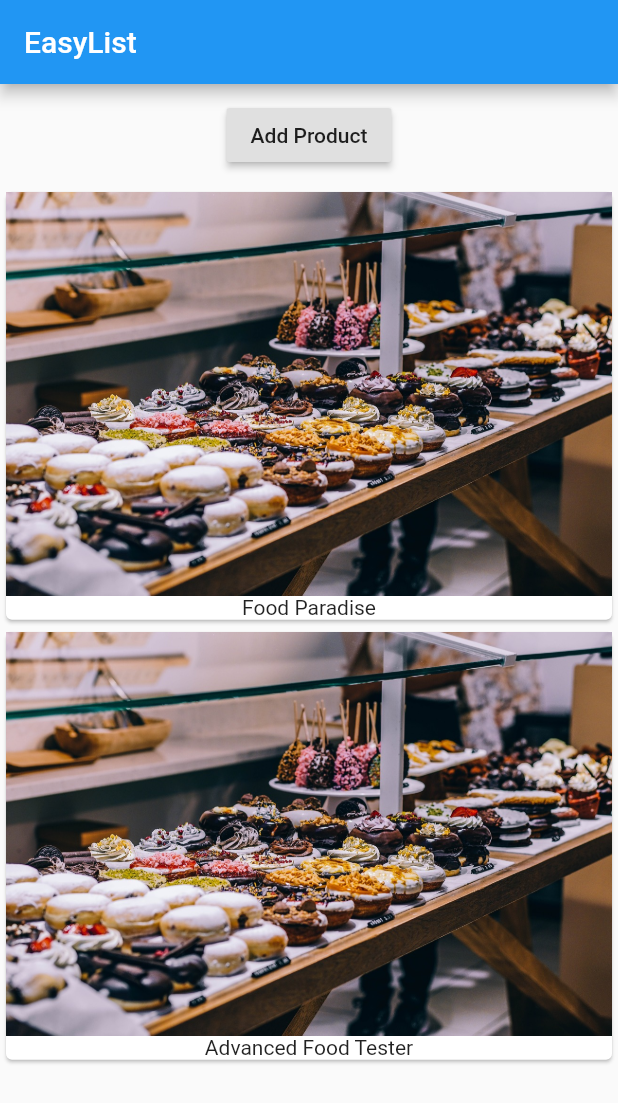
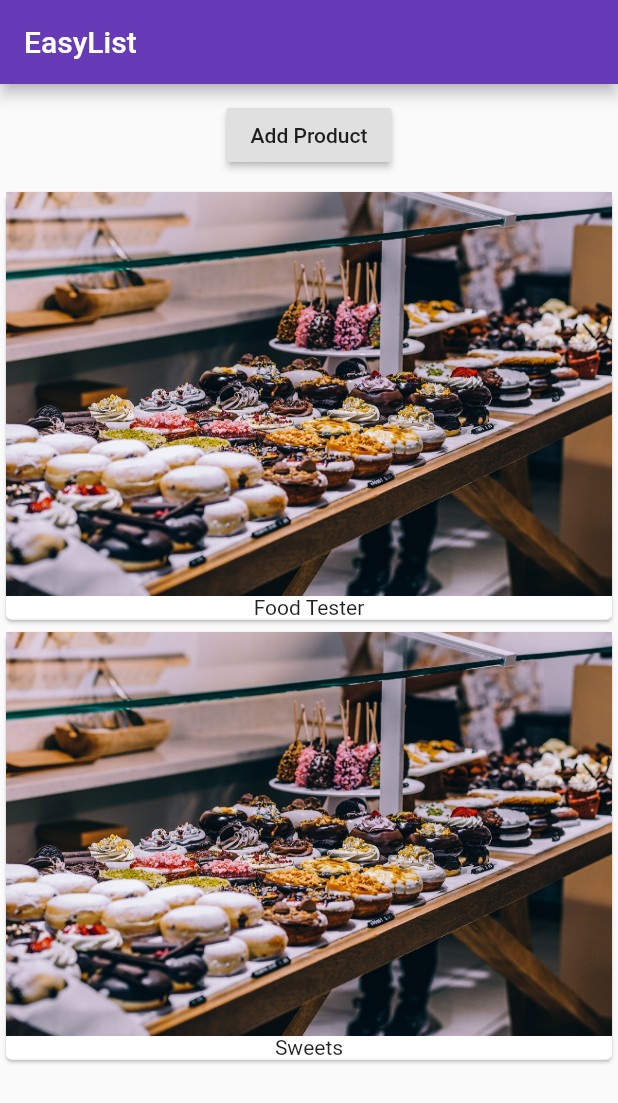
Before and after one commit to oBrajan/flutter_course, a Flutter app: the screen it shows after launch, after a tap on "Add Product", on a phone screen of 412 x 824 dp. Shown: the top 1103 px of the screen. Run offline on Flutter 3.47's test engine with Material 2 defaults, Android fonts, the phone set to English and light mode, and no system bars.

Commit message:
Part 2 done

```diff
--- a/lib/main.dart
+++ b/lib/main.dart
@@ -7,11 +7,15 @@ class MyApp extends StatelessWidget {
   @override
   Widget build(BuildContext context) {
     return MaterialApp(
+      theme: ThemeData(
+          brightness: Brightness.light,
+          primarySwatch: Colors.deepOrange,
+          primaryColor: Colors.deepPurple),
       home: Scaffold(
           appBar: AppBar(
             title: Text('EasyList'),
           ),
-          body: ProductManager()),
+          body: ProductManager('Food Tester')),
     );
   }
 }
--- /dev/null
+++ b/lib/product_control.dart
@@ -0,0 +1,17 @@
+import 'package:flutter/material.dart';
+
+class ProductControl extends StatelessWidget {
+  final Function addProduct;
+
+  ProductControl(this.addProduct);
+
+  @override
+  Widget build(BuildContext context) {
+    return RaisedButton(
+      onPressed: () {
+        addProduct('Sweets');
+      },
+      child: Text('Add Product'),
+    );
+  }
+}
--- a/lib/product_manager.dart
+++ b/lib/product_manager.dart
@@ -1,30 +1,55 @@
 import 'package:flutter/material.dart';
+import 'package:flutter_course/product_control.dart';
 import 'package:flutter_course/products.dart';
 
 class ProductManager extends StatefulWidget {
+  final String startingProduct;
+
+  ProductManager(this.startingProduct) {
+    print('[ProductManagert Widget]: Contractor');
+  }
+
   @override
   State<StatefulWidget> createState() {
+    print('[ProductManagert Widget]: createState');
+
     return _ProductManagerState();
   }
 }
 
 class _ProductManagerState extends State<ProductManager> {
-  List<String> _product = ['Food Paradise'];
+  List<String> _product = [];
+
+  @override
+  void initState() {
+    super.initState();
+    print('[ProductManagert Widget]: initState');
+
+    _product.add(widget.startingProduct);
+  }
+
+  @override
+  void didUpdateWidget(ProductManager oldWidget) {
+    print('[ProductManagert Widget]: didUpdateWidget');
+
+    super.didUpdateWidget(oldWidget);
+  }
+
+  void _addProduct(String product) {
+    setState(() {
+      _product.add(product);
+    });
+  }
 
   @override
   Widget build(BuildContext context) {
+    print('[ProductManagert Widget]: build');
+
     return Column(
       children: [
         Container(
           margin: EdgeInsets.all(10.0),
-          child: RaisedButton(
-            onPressed: () {
-              setState(() {
-                _product.add("Advanced Food Tester");
-              });
-            },
-            child: Text('Add Product'),
-          ),
+          child: ProductControl(_addProduct),
         ),
         Products(_product)
       ],
--- a/lib/products.dart
+++ b/lib/products.dart
@@ -3,10 +3,14 @@ import 'package:flutter/material.dart';
 class Products extends StatelessWidget {
   final List<String> products;
 
-  Products(this.products);
+  Products(this.products) {
+    print('[Product Widget]: Contractor');
+  }
 
   @override
   Widget build(BuildContext context) {
+    print('[Product Widget]: build');
+
     return Column(
       children: products
           .map((element) => Card(
```
